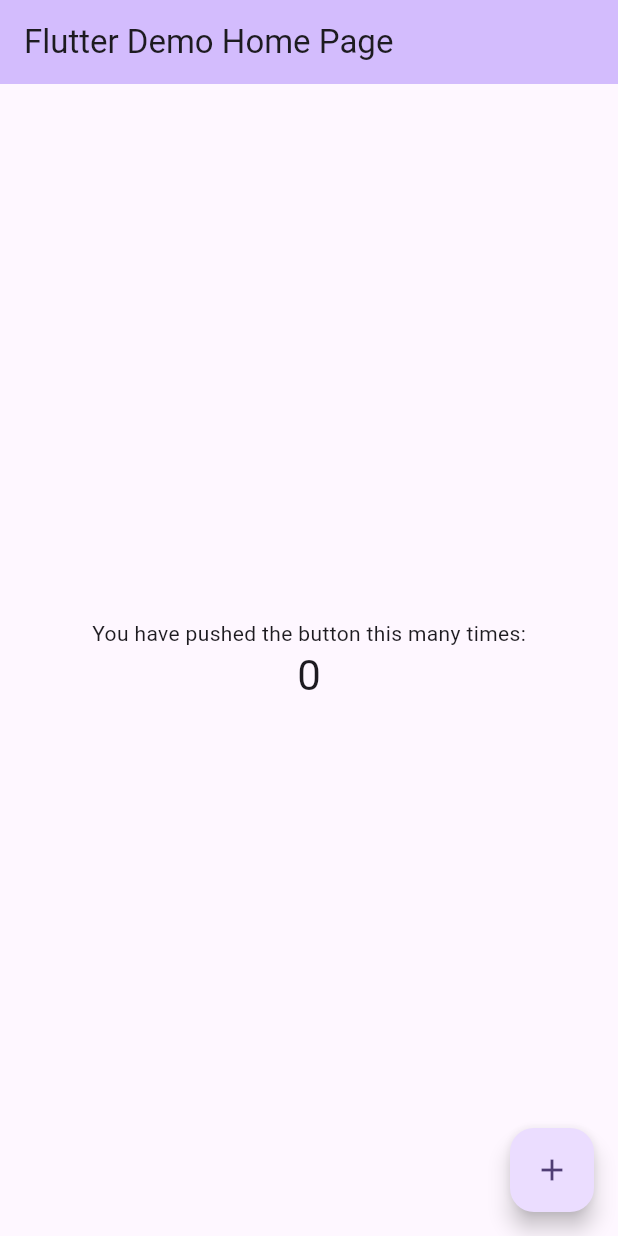
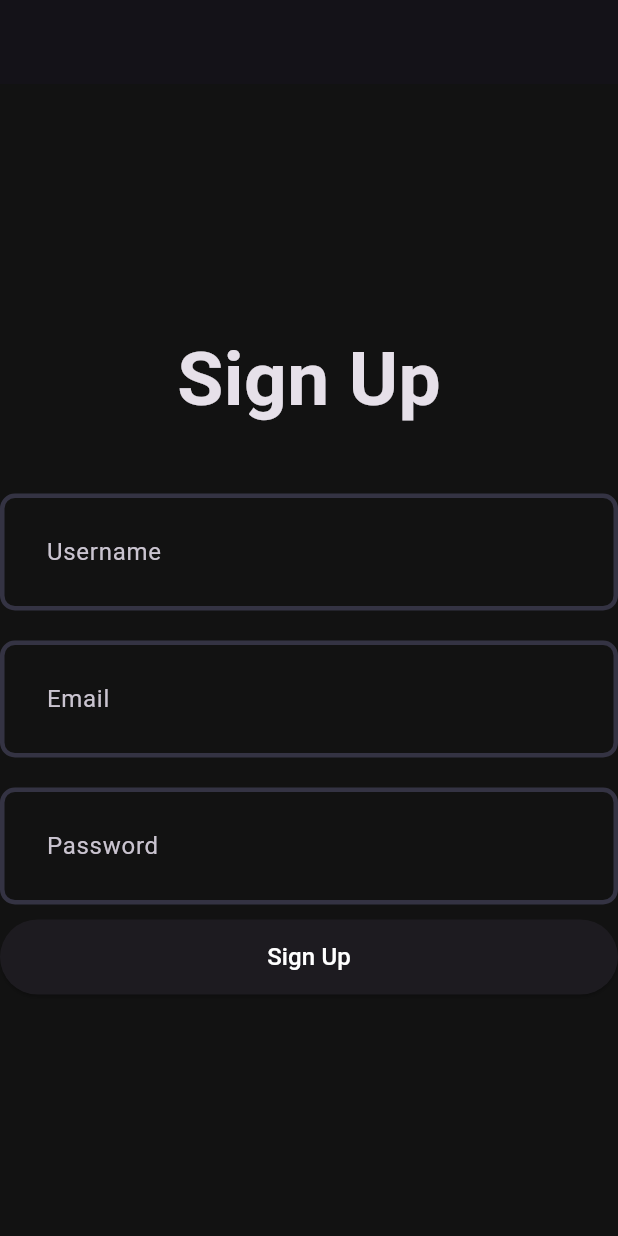
Before and after one commit to Uvilager/flutter-fastapi, a Flutter app: the screen it shows after launch, on a phone screen of 412 x 824 dp. Run offline on Flutter 3.47's test engine with Material 3 defaults, Android fonts, the phone set to English and light mode, and no system bars.

```diff
--- /dev/null
+++ b/client/lib/core/theme/app_pallete.dart
@@ -0,0 +1,20 @@
+import 'package:flutter/material.dart';
+
+class Pallete {
+  static const cardColor = Color.fromRGBO(30, 30, 30, 1);
+  static const greenColor = Colors.green;
+  static const subtitleText = Color(0xffa7a7a7);
+  static const inactiveBottomBarItemColor = Color(0xffababab);
+
+  static const Color backgroundColor = Color.fromRGBO(18, 18, 18, 1);
+  static const Color gradient1 = Color.fromRGBO(187, 63, 221, 1);
+  static const Color gradient2 = Color.fromRGBO(251, 109, 169, 1);
+  static const Color gradient3 = Color.fromRGBO(255, 159, 124, 1);
+  static const Color borderColor = Color.fromRGBO(52, 51, 67, 1);
+  static const Color whiteColor = Colors.white;
+  static const Color greyColor = Colors.grey;
+  static const Color errorColor = Colors.redAccent;
+  static const Color transparentColor = Colors.transparent;
+
+  static const Color inactiveSeekColor = Colors.white38;
+}
--- /dev/null
+++ b/client/lib/core/theme/theme.dart
@@ -0,0 +1,23 @@
+import 'package:client/core/theme/app_pallete.dart';
+import 'package:flutter/material.dart';
+
+class AppTheme {
+  static OutlineInputBorder _border(Color color) => OutlineInputBorder(
+        borderSide: BorderSide(
+          color: color,
+          width: 3,
+        ),
+        borderRadius: BorderRadius.circular(10),
+      );
+  static final darkThemeMode = ThemeData.dark().copyWith(
+    scaffoldBackgroundColor: Pallete.backgroundColor,
+    inputDecorationTheme: InputDecorationTheme(
+      contentPadding: const EdgeInsets.all(27),
+      enabledBorder: _border(Pallete.borderColor),
+      focusedBorder: _border(Pallete.gradient2),
+    ),
+    bottomNavigationBarTheme: const BottomNavigationBarThemeData(
+      backgroundColor: Pallete.backgroundColor,
+    ),
+  );
+}
--- /dev/null
+++ b/client/lib/features/auth/view/pages/signin_page.dart
@@ -0,0 +1,60 @@
+import 'package:client/features/auth/view/widgets/auth_button.dart';
+import 'package:client/features/auth/view/widgets/custom_formfield.dart';
+import 'package:flutter/material.dart';
+
+class SigninPage extends StatefulWidget {
+  const SigninPage({super.key});
+
+  @override
+  State<SigninPage> createState() => _SigninPageState();
+}
+
+class _SigninPageState extends State<SigninPage> {
+  final emailController = TextEditingController();
+  final passwordController = TextEditingController();
+  final formKey = GlobalKey<FormState>();
+
+  @override
+  void dispose() {
+    emailController.dispose();
+    passwordController.dispose();
+    super.dispose();
+  }
+
+  @override
+  Widget build(BuildContext context) {
+    return Scaffold(
+        appBar: AppBar(),
+        body: Form(
+          key: formKey,
+          child: Column(
+            mainAxisAlignment: MainAxisAlignment.center,
+            children: [
+              const Text(
+                'Sign In',
+                style: TextStyle(fontSize: 50, fontWeight: FontWeight.bold),
+              ),
+              const SizedBox(
+                height: 40,
+              ),
+              CustomFormField(
+                controller: emailController,
+                hintText: 'Email',
+              ),
+              const SizedBox(
+                height: 20,
+              ),
+              CustomFormField(
+                obscureText: true,
+                controller: passwordController,
+                hintText: 'Password',
+              ),
+              const SizedBox(
+                height: 10,
+              ),
+              const AuthButton(text: 'Sign In'),
+            ],
+          ),
+        ));
+  }
+}
--- /dev/null
+++ b/client/lib/features/auth/view/pages/signup_page.dart
@@ -0,0 +1,69 @@
+import 'package:client/features/auth/view/widgets/auth_button.dart';
+import 'package:client/features/auth/view/widgets/custom_formfield.dart';
+import 'package:flutter/material.dart';
+
+class SignupPage extends StatefulWidget {
+  const SignupPage({super.key});
+
+  @override
+  State<SignupPage> createState() => _SignupPageState();
+}
+
+class _SignupPageState extends State<SignupPage> {
+  final usernameController = TextEditingController();
+  final emailController = TextEditingController();
+  final passwordController = TextEditingController();
+  final formKey = GlobalKey<FormState>();
+
+  @override
+  void dispose() {
+    usernameController.dispose();
+    emailController.dispose();
+    passwordController.dispose();
+    super.dispose();
+  }
+
+  @override
+  Widget build(BuildContext context) {
+    return Scaffold(
+        appBar: AppBar(),
+        body: Form(
+          key: formKey,
+          child: Column(
+            mainAxisAlignment: MainAxisAlignment.center,
+            children: [
+              const Text(
+                'Sign Up',
+                style: TextStyle(fontSize: 50, fontWeight: FontWeight.bold),
+              ),
+              const SizedBox(
+                height: 40,
+              ),
+              CustomFormField(
+                controller: usernameController,
+                hintText: 'Username',
+              ),
+              const SizedBox(
+                height: 20,
+              ),
+              CustomFormField(
+                controller: emailController,
+                hintText: 'Email',
+              ),
+              const SizedBox(
+                height: 20,
+              ),
+              CustomFormField(
+                obscureText: true,
+                controller: passwordController,
+                hintText: 'Password',
+              ),
+              const SizedBox(
+                height: 10,
+              ),
+              const AuthButton(text: 'Sign Up'),
+            ],
+          ),
+        ));
+  }
+}
--- /dev/null
+++ b/client/lib/features/auth/view/widgets/auth_button.dart
@@ -0,0 +1,20 @@
+import 'package:flutter/material.dart';
+
+class AuthButton extends StatelessWidget {
+  const AuthButton({super.key, required this.text});
+  final String text;
+
+  @override
+  Widget build(BuildContext context) {
+    return ElevatedButton(
+      onPressed: () {},
+      style: ElevatedButton.styleFrom(
+        minimumSize: const Size(double.infinity, 50),
+      ),
+      child: Text(
+        style: const TextStyle(color: Colors.white, fontSize: 16),
+        text,
+      ),
+    );
+  }
+}
--- /dev/null
+++ b/client/lib/features/auth/view/widgets/custom_formfield.dart
@@ -0,0 +1,22 @@
+import 'package:flutter/material.dart';
+
+class CustomFormField extends StatelessWidget {
+  const CustomFormField({
+    super.key,
+    required this.hintText,
+    required this.controller,
+    this.obscureText = false,
+  });
+  final bool obscureText;
+  final String hintText;
+  final TextEditingController controller;
+
+  @override
+  Widget build(BuildContext context) {
+    return TextFormField(
+      obscureText: obscureText,
+      controller: controller,
+      decoration: InputDecoration(hintText: hintText),
+    );
+  }
+}
--- a/client/lib/main.dart
+++ b/client/lib/main.dart
@@ -1,4 +1,7 @@
+import 'package:client/core/theme/theme.dart';
 import 'package:flutter/material.dart';
+
+import 'package:client/features/auth/view/pages/signup_page.dart';
 
 void main() {
   runApp(const MyApp());
@@ -7,119 +10,13 @@ void main() {
 class MyApp extends StatelessWidget {
   const MyApp({super.key});
 
-  // This widget is the root of your application.
   @override
   Widget build(BuildContext context) {
     return MaterialApp(
+      debugShowCheckedModeBanner: false,
       title: 'Flutter Demo',
-      theme: ThemeData(
-        // This is the theme of your application.
-        //
-        // TRY THIS: Try running your application with "flutter run". You'll see
-        // the application has a purple toolbar. Then, without quitting the app,
-        // try changing the seedColor in the colorScheme below to Colors.green
-        // and then invoke "hot reload" (save your changes or press the "hot
-        // reload" button in a Flutter-supported IDE, or press "r" if you used
-        // the command line to start the app).
-        //
-        // Notice that the counter didn't reset back to zero; the application
-        // state is not lost during the reload. To reset the state, use hot
-        // restart instead.
-        //
-        // This works for code too, not just values: Most code changes can be
-        // tested with just a hot reload.
-        colorScheme: ColorScheme.fromSeed(seedColor: Colors.deepPurple),
-        useMaterial3: true,
-      ),
-      home: const MyHomePage(title: 'Flutter Demo Home Page'),
+      theme: AppTheme.darkThemeMode,
+      home: const SignupPage(),
     );
   }
 }
-
-class MyHomePage extends StatefulWidget {
-  const MyHomePage({super.key, required this.title});
-
-  // This widget is the home page of your application. It is stateful, meaning
-  // that it has a State object (defined below) that contains fields that affect
-  // how it looks.
-
-  // This class is the configuration for the state. It holds the values (in this
-  // case the title) provided by the parent (in this case the App widget) and
-  // used by the build method of the State. Fields in a Widget subclass are
-  // always marked "final".
-
-  final String title;
-
-  @override
-  State<MyHomePage> createState() => _MyHomePageState();
-}
-
-class _MyHomePageState extends State<MyHomePage> {
-  int _counter = 0;
-
-  void _incrementCounter() {
-    setState(() {
-      // This call to setState tells the Flutter framework that something has
-      // changed in this State, which causes it to rerun the build method below
-      // so that the display can reflect the updated values. If we changed
-      // _counter without calling setState(), then the build method would not be
-      // called again, and so nothing would appear to happen.
-      _counter++;
-    });
-  }
-
-  @override
-  Widget build(BuildContext context) {
-    // This method is rerun every time setState is called, for instance as done
-    // by the _incrementCounter method above.
-    //
-    // The Flutter framework has been optimized to make rerunning build methods
-    // fast, so that you can just rebuild anything that needs updating rather
-    // than having to individually change instances of widgets.
-    return Scaffold(
-      appBar: AppBar(
-        // TRY THIS: Try changing the color here to a specific color (to
-        // Colors.amber, perhaps?) and trigger a hot reload to see the AppBar
-        // change color while the other colors stay the same.
-        backgroundColor: Theme.of(context).colorScheme.inversePrimary,
-        // Here we take the value from the MyHomePage object that was created by
-        // the App.build method, and use it to set our appbar title.
-        title: Text(widget.title),
-      ),
-      body: Center(
-        // Center is a layout widget. It takes a single child and positions it
-        // in the middle of the parent.
-        child: Column(
-          // Column is also a layout widget. It takes a list of children and
-          // arranges them vertically. By default, it sizes itself to fit its
-          // children horizontally, and tries to be as tall as its parent.
-          //
-          // Column has various properties to control how it sizes itself and
-          // how it positions its children. Here we use mainAxisAlignment to
-          // center the children vertically; the main axis here is the vertical
-          // axis because Columns are vertical (the cross axis would be
-          // horizontal).
-          //
-          // TRY THIS: Invoke "debug painting" (choose the "Toggle Debug Paint"
-          // action in the IDE, or press "p" in the console), to see the
-          // wireframe for each widget.
-          mainAxisAlignment: MainAxisAlignment.center,
-          children: <Widget>[
-            const Text(
-              'You have pushed the button this many times:',
-            ),
-            Text(
-              '$_counter',
-              style: Theme.of(context).textTheme.headlineMedium,
-            ),
-          ],
-        ),
-      ),
-      floatingActionButton: FloatingActionButton(
-        onPressed: _incrementCounter,
-        tooltip: 'Increment',
-        child: const Icon(Icons.add),
-      ), // This trailing comma makes auto-formatting nicer for build methods.
-    );
-  }
-}
```
